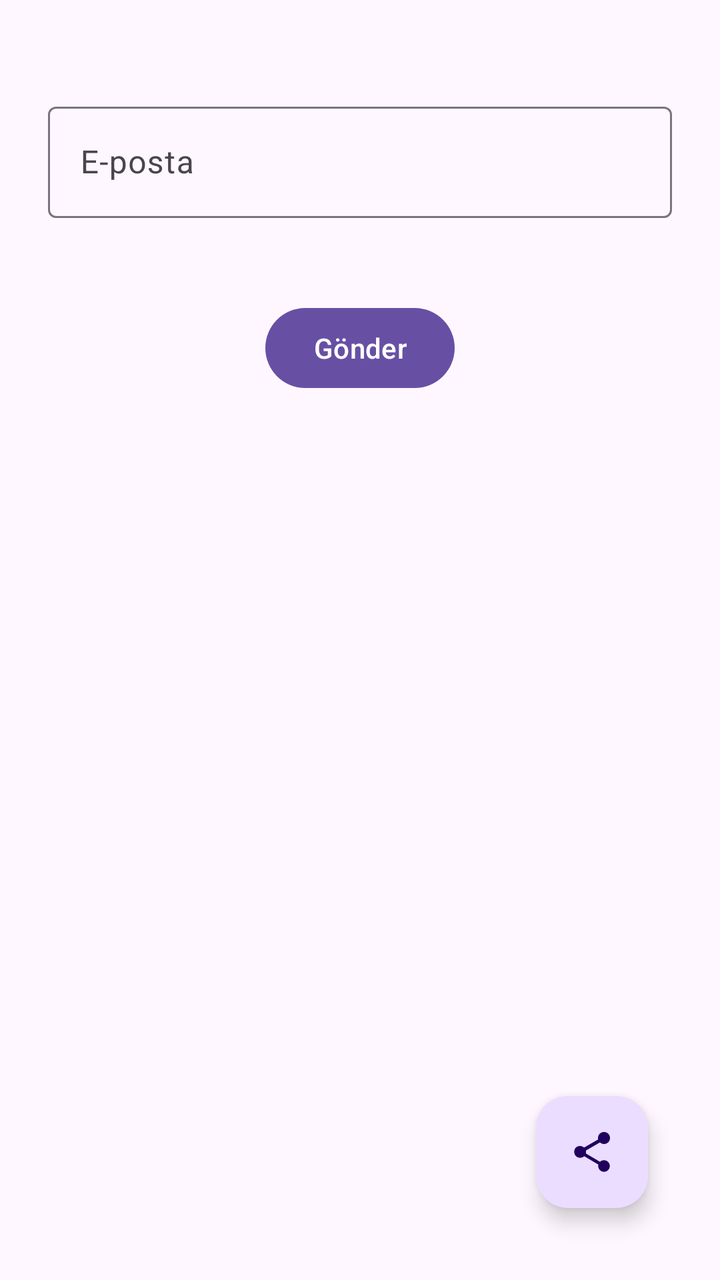
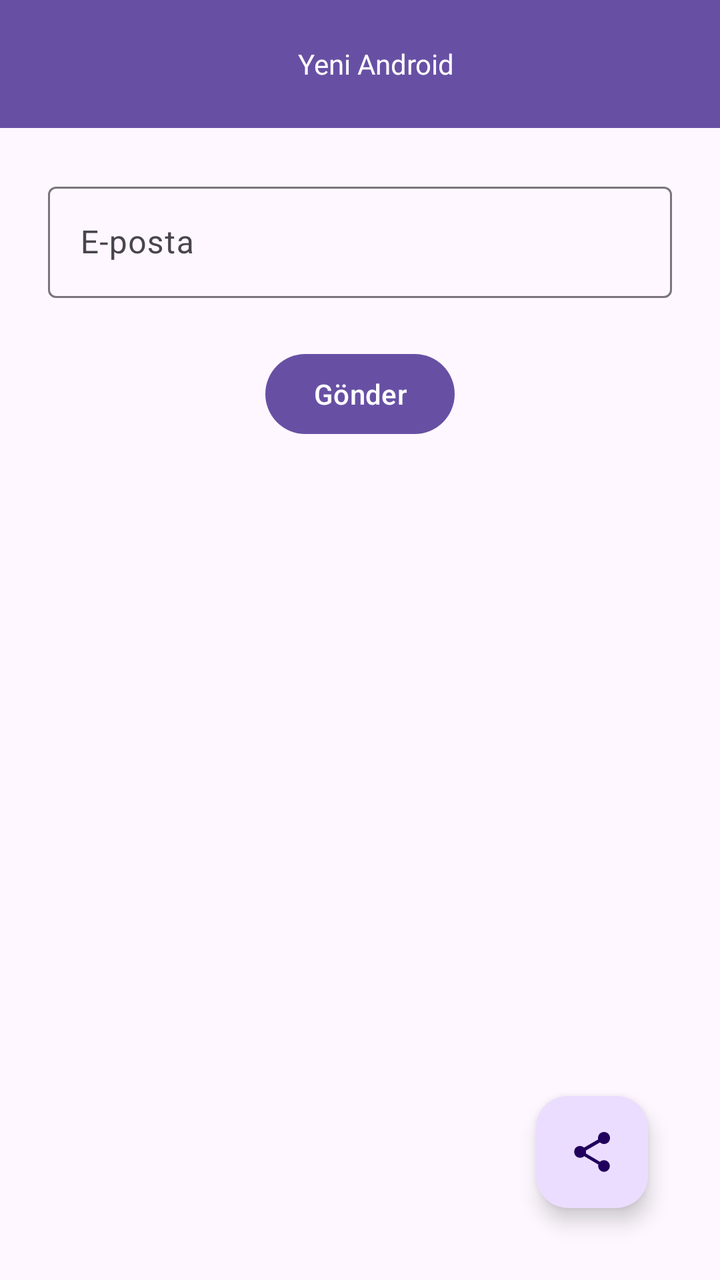

Screens rendered from an Android XML layout before and after an edit, with the pre-edit source and the edit as a unified diff.
<!-- AndroidManifest.xml: application theme Theme.MaterialDesignBasics -->
<!-- res/layout/activity_main.xml -->
<?xml version="1.0" encoding="utf-8"?>
<androidx.constraintlayout.widget.ConstraintLayout xmlns:android="http://schemas.android.com/apk/res/android"
    xmlns:app="http://schemas.android.com/apk/res-auto"
    xmlns:tools="http://schemas.android.com/tools"
    android:id="@+id/main"
    android:layout_width="match_parent"
    android:layout_height="match_parent"
    tools:context=".MainActivity">

    <com.google.android.material.textfield.TextInputLayout
        android:id="@+id/tilUser"
        android:layout_width="0dp"
        android:layout_height="wrap_content"
        android:layout_marginStart="24dp"
        android:layout_marginTop="48dp"
        android:layout_marginEnd="24dp"
        app:layout_constraintEnd_toEndOf="parent"
        app:layout_constraintStart_toStartOf="parent"
        app:layout_constraintTop_toTopOf="parent">

        <com.google.android.material.textfield.TextInputEditText
            android:id="@+id/etEmail"
            android:layout_width="match_parent"
            android:layout_height="wrap_content"
            android:hint="E-posta" />
    </com.google.android.material.textfield.TextInputLayout>

    <Button
        android:id="@+id/button"
        android:layout_width="wrap_content"
        android:layout_height="wrap_content"
        android:layout_marginTop="41dp"
        android:text="Gönder"
        app:layout_constraintEnd_toEndOf="parent"
        app:layout_constraintStart_toStartOf="parent"
        app:layout_constraintTop_toBottomOf="@+id/tilUser" />

    <com.google.android.material.floatingactionbutton.FloatingActionButton
        android:id="@+id/floatingActionButton"
        android:layout_width="wrap_content"
        android:layout_height="wrap_content"
        android:layout_marginEnd="36dp"
        android:layout_marginBottom="36dp"
        android:clickable="true"
        app:layout_constraintBottom_toBottomOf="parent"
        app:layout_constraintEnd_toEndOf="parent"
        app:srcCompat="?attr/actionModeShareDrawable" />
</androidx.constraintlayout.widget.ConstraintLayout>
<!-- resources referenced by this layout -->
<resources>
  <style name="Theme.MaterialDesignBasics" parent="Base.Theme.MaterialDesignBasics" />
  <style name="Base.Theme.MaterialDesignBasics" parent="Theme.Material3.DayNight.NoActionBar">
          
          
      </style>
</resources>

<!-- the commit's change to res/layout/activity_main.xml (unified diff, before → after) -->
@@ -7,16 +7,40 @@
     android:layout_height="match_parent"
     tools:context=".MainActivity">
 
+    <com.google.android.material.appbar.AppBarLayout
+        android:id="@+id/appBarLayout"
+        android:layout_width="match_parent"
+        android:layout_height="wrap_content"
+        android:background="?attr/colorPrimary"
+        app:layout_constraintTop_toTopOf="parent"
+        app:layout_constraintStart_toStartOf="parent"
+        app:layout_constraintEnd_toEndOf="parent">
+
+        <androidx.appcompat.widget.Toolbar
+            android:id="@+id/toolbar"
+            android:layout_width="match_parent"
+            android:layout_height="?attr/actionBarSize"
+            >
+            <TextView
+                android:layout_width="match_parent"
+                android:layout_height="wrap_content"
+                android:text="Yeni Android"
+                android:textColor="@color/white"
+                android:gravity="center"/>
+        </androidx.appcompat.widget.Toolbar>
+
+    </com.google.android.material.appbar.AppBarLayout>
+
     <com.google.android.material.textfield.TextInputLayout
         android:id="@+id/tilUser"
         android:layout_width="0dp"
         android:layout_height="wrap_content"
         android:layout_marginStart="24dp"
-        android:layout_marginTop="48dp"
+        android:layout_marginTop="24dp"
         android:layout_marginEnd="24dp"
         app:layout_constraintEnd_toEndOf="parent"
         app:layout_constraintStart_toStartOf="parent"
-        app:layout_constraintTop_toTopOf="parent">
+        app:layout_constraintTop_toBottomOf="@+id/appBarLayout">
 
         <com.google.android.material.textfield.TextInputEditText
             android:id="@+id/etEmail"
@@ -29,7 +53,7 @@
         android:id="@+id/button"
         android:layout_width="wrap_content"
         android:layout_height="wrap_content"
-        android:layout_marginTop="41dp"
+        android:layout_marginTop="24dp"
         android:text="Gönder"
         app:layout_constraintEnd_toEndOf="parent"
         app:layout_constraintStart_toStartOf="parent"
<!-- resource entries referenced after the edit -->
@@ -1,5 +1,6 @@
 <!-- resources referenced by this layout -->
 <resources>
+  <color name="white">#FFFFFFFF</color>
   <style name="Theme.MaterialDesignBasics" parent="Base.Theme.MaterialDesignBasics" />
   <style name="Base.Theme.MaterialDesignBasics" parent="Theme.Material3.DayNight.NoActionBar">
           
